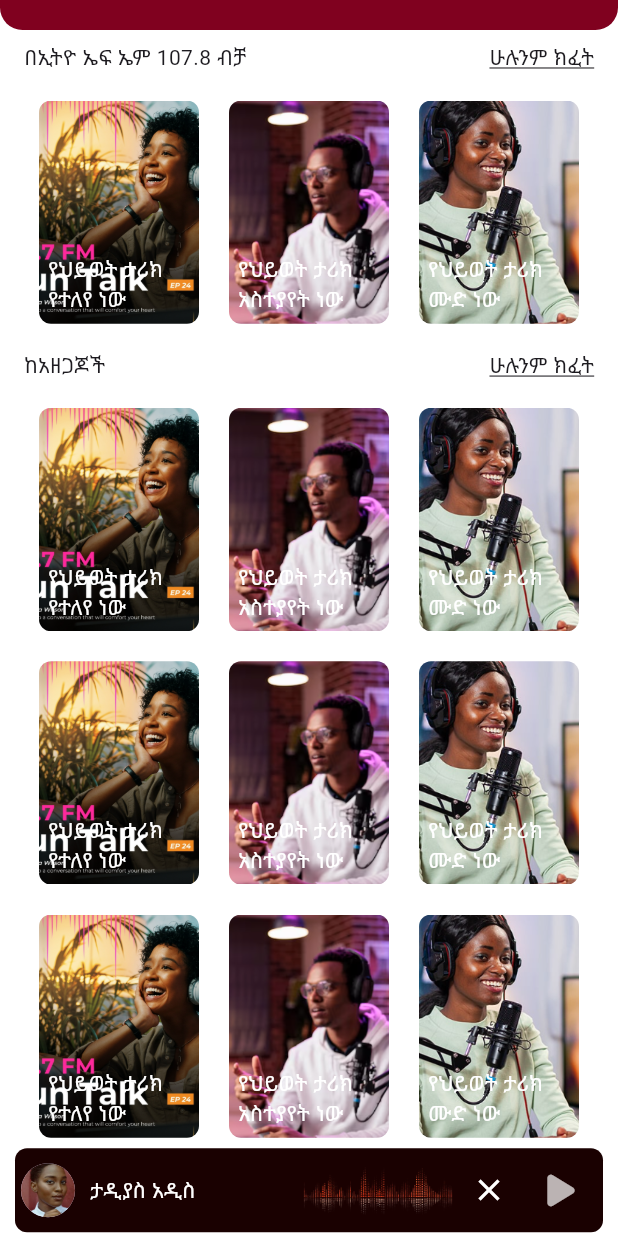
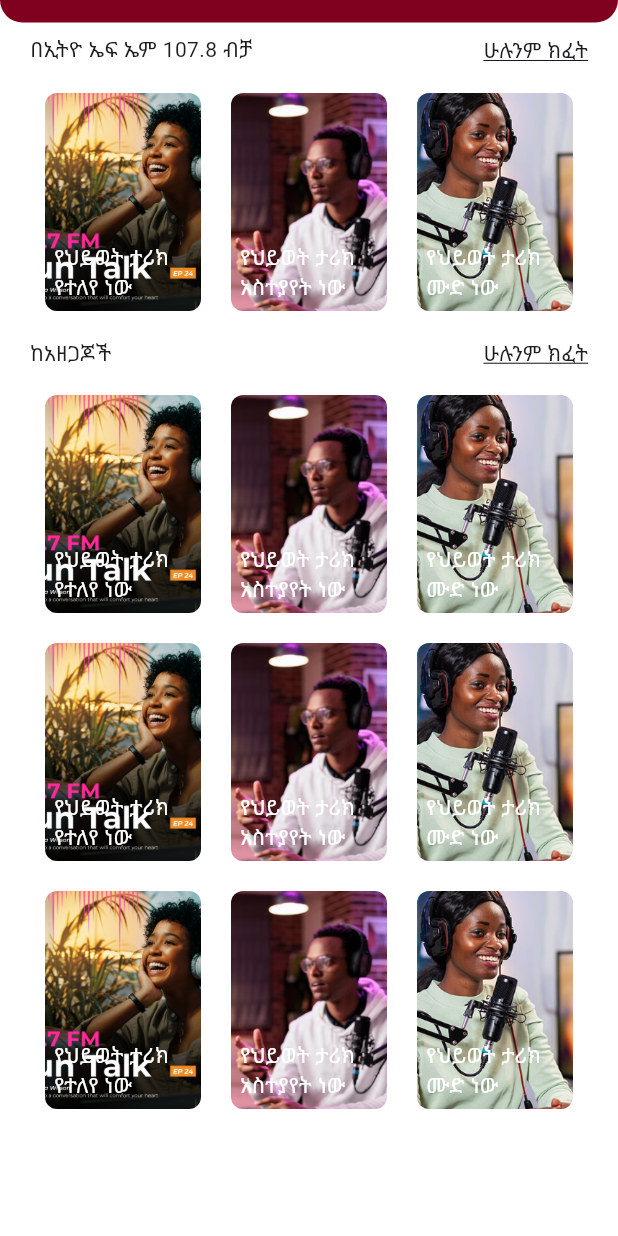
Before and after one commit to nathnael19/fm_radio, a Flutter app: the PodcastPage screen opened directly, on a phone screen of 412 x 824 dp. Run offline on Flutter 3.47's test engine with Material 3 defaults, Android fonts, the phone set to English and light mode, and no system bars; our stand-ins replace flutter_screenutil, font_awesome_flutter, google_fonts, smooth_page_indicator.

Commit message:
making podcast page responsive

```diff
--- a/lib/Home/News/news_page.dart
+++ b/lib/Home/News/news_page.dart
@@ -23,7 +23,7 @@ class _NewsPageState extends State<NewsPage> {
       body: Column(
         children: [
           Container(
-            height: 10,
+            height: 15,
             decoration: BoxDecoration(
               color: Color(0xff80011F),
               borderRadius: BorderRadius.only(
--- a/lib/Home/Podcast/podcast_page.dart
+++ b/lib/Home/Podcast/podcast_page.dart
@@ -3,6 +3,7 @@ import 'package:ethio_fm_radio/Home/Podcast/podcast_detail_page.dart';
 import 'package:ethio_fm_radio/Home/components/overlay_play.dart';
 import 'package:ethio_fm_radio/Home/components/recent_card.dart';
 import 'package:flutter/material.dart';
+import 'package:flutter_screenutil/flutter_screenutil.dart';
 
 class PodcastPage extends StatefulWidget {
   const PodcastPage({super.key});
@@ -18,22 +19,18 @@ class _PodcastPageState extends State<PodcastPage> {
   Widget build(BuildContext context) {
     return Scaffold(
       backgroundColor: Colors.white,
-      body: Stack(
-        alignment: Alignment.bottomCenter,
-        children: [
-          Column(
+      body: Column(
         children: [
           // Top container
           Container(
-                decoration: const BoxDecoration(
+            decoration: BoxDecoration(
               color: Color(0xff80011F),
               borderRadius: BorderRadius.only(
-                    bottomLeft: Radius.circular(15),
-                    bottomRight: Radius.circular(15),
+                bottomLeft: Radius.circular(16.r),
+                bottomRight: Radius.circular(16.r),
               ),
             ),
-                width: double.infinity,
-                height: 20,
+            height: 15,
           ),
 
           // Expanded scrollable content
@@ -47,7 +44,7 @@ class _PodcastPageState extends State<PodcastPage> {
                   // Section 1
                   Padding(
                     padding: const EdgeInsets.symmetric(
-                          horizontal: 16,
+                      horizontal: 20,
                       vertical: 8,
                     ),
                     child: Row(
@@ -64,7 +61,7 @@ class _PodcastPageState extends State<PodcastPage> {
                     ),
                   ),
                   GridView.builder(
-                        padding: const EdgeInsets.symmetric(horizontal: 16),
+                    padding: const EdgeInsets.symmetric(horizontal: 20),
                     shrinkWrap: true,
                     physics: const NeverScrollableScrollPhysics(),
                     gridDelegate:
@@ -95,7 +92,7 @@ class _PodcastPageState extends State<PodcastPage> {
                   // Section 2
                   Padding(
                     padding: const EdgeInsets.symmetric(
-                          horizontal: 16,
+                      horizontal: 20,
                       vertical: 8,
                     ),
                     child: Row(
@@ -112,7 +109,7 @@ class _PodcastPageState extends State<PodcastPage> {
                     ),
                   ),
                   GridView.builder(
-                        padding: const EdgeInsets.symmetric(horizontal: 16),
+                    padding: const EdgeInsets.symmetric(horizontal: 20),
                     shrinkWrap: true,
                     physics: const NeverScrollableScrollPhysics(),
                     gridDelegate:
@@ -135,11 +132,6 @@ class _PodcastPageState extends State<PodcastPage> {
           ),
         ],
       ),
-
-          // Overlay at the bottom
-          OverlayPlay(imageUrl: "assets/images/girl.png", title: "ታዲያስ አዲስ"),
-        ],
-      ),
     );
   }
 }
```
Lines whose indentation alone changed are shown as unchanged.
